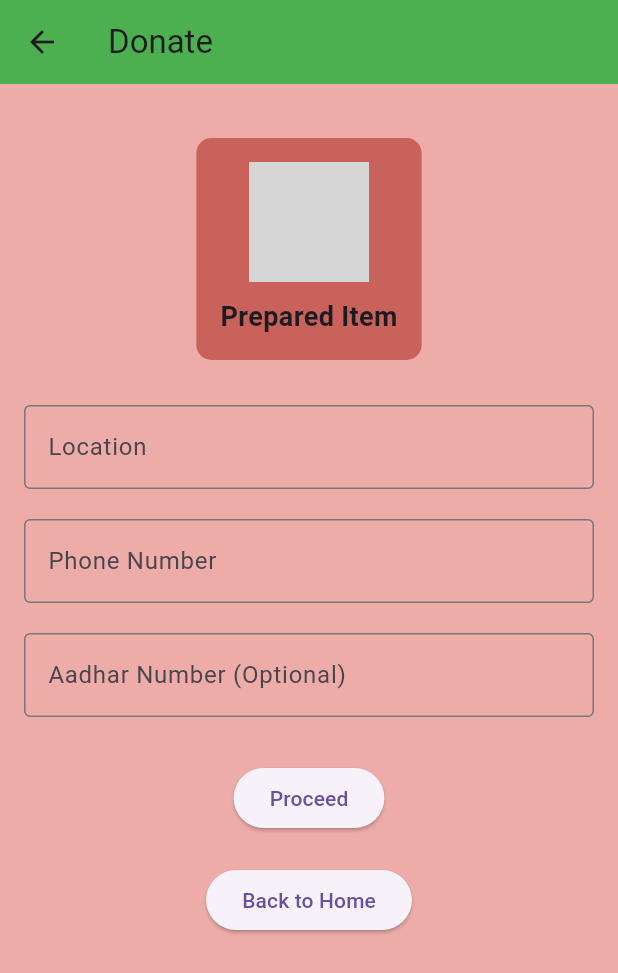
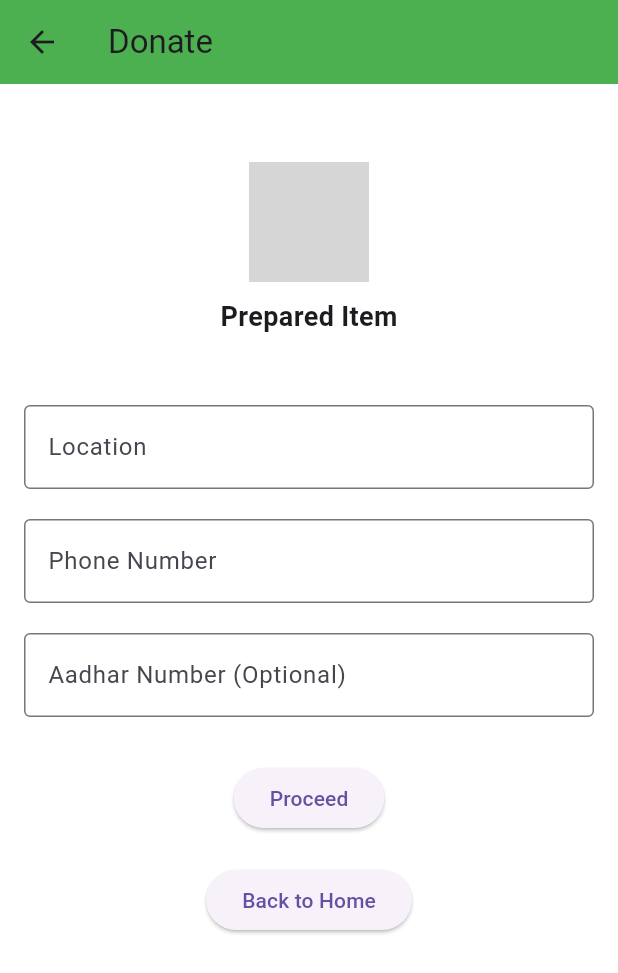
Before and after one commit to toast269/strive, a Flutter app: the HomePage screen opened by its route, after a tap on "Donate", on a phone screen of 412 x 824 dp. Shown: the top 973 px of the screen. Run offline on Flutter 3.47's test engine with Material 3 defaults, Android fonts, the phone set to English and light mode, and no system bars; our stand-ins replace carousel_slider, firebase_core; accounts and stored records are empty; network calls fail; grey boxes are pictures that could not be loaded.

Commit message:
Improved UI Design and fix minnor bug

```diff
--- a/lib/donate.dart
+++ b/lib/donate.dart
@@ -1,10 +1,16 @@
+// donate.dart
 import 'package:flutter/material.dart';
 
 class DonatePage extends StatelessWidget {
   final int selectedCircle;
   final String label;
+  final String imageUrl; // Added imageUrl parameter
 
-  DonatePage(this.selectedCircle, {required this.label});
+  DonatePage({
+    required this.selectedCircle,
+    required this.label,
+    required this.imageUrl, // Added imageUrl parameter
+  });
 
   @override
   Widget build(BuildContext context) {
@@ -14,7 +20,7 @@ class DonatePage extends StatelessWidget {
         backgroundColor: Colors.green,
       ),
       body: Container(
-        color: Color(0xffedaca8),
+        color: Color(0xffffffff),
         padding: EdgeInsets.all(16),
         child: Column(
           crossAxisAlignment: CrossAxisAlignment.center,
@@ -47,15 +53,14 @@ class DonatePage extends StatelessWidget {
     return Container(
       padding: EdgeInsets.all(16),
       decoration: BoxDecoration(
-        color: Color(0xffc9625b),
+        color: Color(0xffffffff),
         borderRadius: BorderRadius.circular(10),
       ),
       child: Column(
         children: [
           CircleAvatar(
-            backgroundImage: NetworkImage(
-              'https://example.com/circle_image_$selectedCircle.jpg',
-            ),
+            backgroundImage:
+                NetworkImage(imageUrl), // Use the captured imageUrl
             radius: 40,
           ),
           SizedBox(height: 10),
--- a/lib/home.dart
+++ b/lib/home.dart
@@ -23,6 +23,8 @@ class _HomePageState extends State<HomePage> {
     'Fruits and Veggies',
     'Others',
   ];
+
+  String selectedImageUrl = ''; // Added variable to capture selected image URL
 
   @override
   Widget build(BuildContext context) {
@@ -111,12 +113,17 @@ class _HomePageState extends State<HomePage> {
             SizedBox(height: 20),
             ElevatedButton(
               onPressed: () {
+                setState(() {
+                  // Capture the selected image URL
+                  selectedImageUrl = squareImages[selectedCircle];
+                });
                 Navigator.push(
                   context,
                   MaterialPageRoute(
                     builder: (context) => DonatePage(
-                      selectedCircle,
+                      selectedCircle: selectedCircle,
                       label: circleLabels[selectedCircle],
+                      imageUrl: selectedImageUrl, // Pass the selected image URL
                     ),
                   ),
                 );
--- a/pubspec.yaml
+++ b/pubspec.yaml
@@ -12,6 +12,7 @@ dependencies:
   carousel_slider: ^4.2.1
   path_provider: ^2.0.14
   xml: ^5.0.2
+  firebase_analytics: ^10.1.6
 
 dev_dependencies:
   flutter_test:
```
Also changed, not shown: lib/main.dart (+16 -4 lines), analysis_options.yaml (line endings or trailing spaces), lib/firebase_options.dart (added), lib/nearfood.dart (line endings or trailing spaces), lib/save.dart (line endings or trailing spaces), lib/signup.dart (line endings or trailing spaces), lib/thankyou.dart (line endings or trailing spaces), 35 other files.
